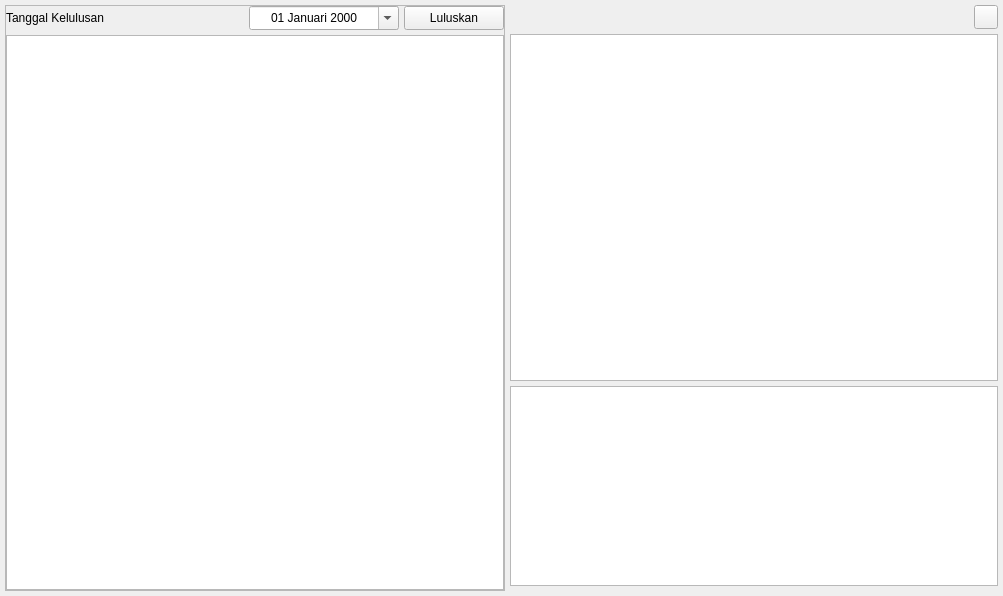
Above: ui/sources/page_kelulusan.ui from asjach/db_app before the change. Below: the same form after it.
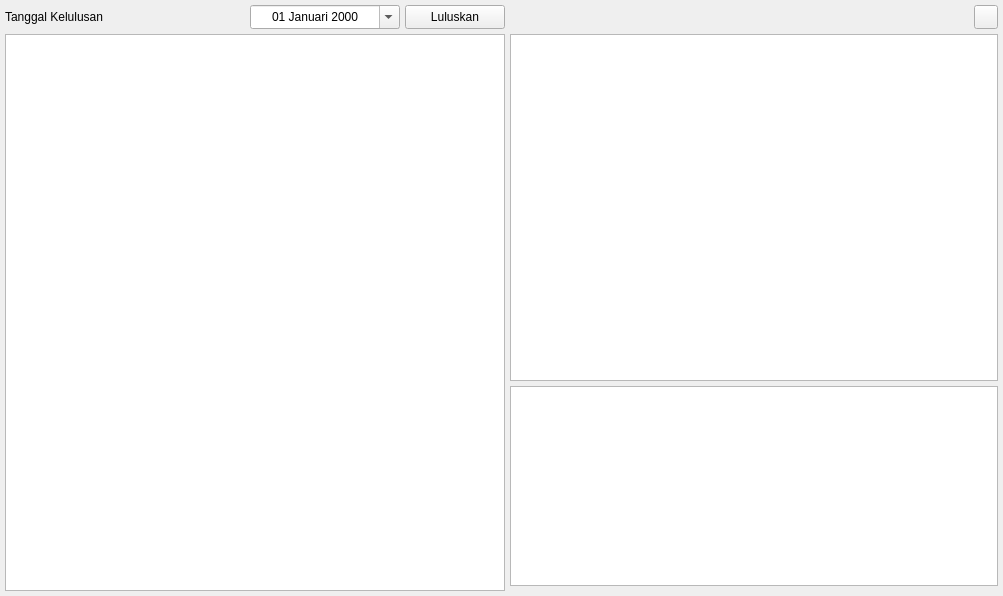
That is the form after the change.

```diff
--- a/ui/sources/page_kelulusan.ui
+++ b/ui/sources/page_kelulusan.ui
@@ -29,102 +29,6 @@
    <property name="spacing">
     <number>5</number>
    </property>
-   <item row="0" column="0" rowspan="2">
-    <widget class="QFrame" name="frame_kiri">
-     <property name="minimumSize">
-      <size>
-       <width>500</width>
-       <height>0</height>
-      </size>
-     </property>
-     <property name="maximumSize">
-      <size>
-       <width>500</width>
-       <height>16777215</height>
-      </size>
-     </property>
-     <property name="frameShape">
-      <enum>QFrame::StyledPanel</enum>
-     </property>
-     <property name="frameShadow">
-      <enum>QFrame::Raised</enum>
-     </property>
-     <layout class="QGridLayout" name="gridLayout_2">
-      <property name="leftMargin">
-       <number>0</number>
-      </property>
-      <property name="topMargin">
-       <number>0</number>
-      </property>
-      <property name="rightMargin">
-       <number>0</number>
-      </property>
-      <property name="bottomMargin">
-       <number>0</number>
-      </property>
-      <property name="spacing">
-       <number>5</number>
-      </property>
-      <item row="0" column="0">
-       <widget class="QLabel" name="label">
-        <property name="text">
-         <string>Tanggal Kelulusan</string>
-        </property>
-       </widget>
-      </item>
-      <item row="0" column="2">
-       <widget class="QPushButton" name="btn_luluskan">
-        <property name="minimumSize">
-         <size>
-          <width>100</width>
-          <height>24</height>
-         </size>
-        </property>
-        <property name="maximumSize">
-         <size>
-          <width>100</width>
-          <height>24</height>
-         </size>
-        </property>
-        <property name="text">
-         <string>Luluskan</string>
-        </property>
-       </widget>
-      </item>
-      <item row="1" column="0" colspan="3">
-       <widget class="QTableWidget" name="tbl_list_siswa"/>
-      </item>
-      <item row="0" column="1">
-       <widget class="QDateEdit" name="date_tgl_lulus">
-        <property name="minimumSize">
-         <size>
-          <width>150</width>
-          <height>24</height>
-         </size>
-        </property>
-        <property name="maximumSize">
-         <size>
-          <width>150</width>
-          <height>16777215</height>
-         </size>
-        </property>
-        <property name="locale">
-         <locale language="Indonesian" country="Indonesia"/>
-        </property>
-        <property name="alignment">
-         <set>Qt::AlignCenter</set>
-        </property>
-        <property name="displayFormat">
-         <string>dd MMMM yyyy</string>
-        </property>
-        <property name="calendarPopup">
-         <bool>true</bool>
-        </property>
-       </widget>
-      </item>
-     </layout>
-    </widget>
-   </item>
    <item row="0" column="1">
     <widget class="QWidget" name="widget" native="true">
      <layout class="QGridLayout" name="gridLayout_3">
@@ -206,6 +110,96 @@
      </layout>
     </widget>
    </item>
+   <item row="0" column="0" rowspan="2">
+    <widget class="QWidget" name="widget_kiri" native="true">
+     <property name="minimumSize">
+      <size>
+       <width>500</width>
+       <height>0</height>
+      </size>
+     </property>
+     <property name="maximumSize">
+      <size>
+       <width>500</width>
+       <height>16777215</height>
+      </size>
+     </property>
+     <layout class="QGridLayout" name="gridLayout_2">
+      <property name="leftMargin">
+       <number>0</number>
+      </property>
+      <property name="topMargin">
+       <number>0</number>
+      </property>
+      <property name="rightMargin">
+       <number>0</number>
+      </property>
+      <property name="bottomMargin">
+       <number>0</number>
+      </property>
+      <property name="spacing">
+       <number>5</number>
+      </property>
+      <item row="0" column="0">
+       <widget class="QLabel" name="label">
+        <property name="text">
+         <string>Tanggal Kelulusan</string>
+        </property>
+       </widget>
+      </item>
+      <item row="0" column="2">
+       <widget class="QPushButton" name="btn_luluskan">
+        <property name="minimumSize">
+         <size>
+          <width>100</width>
+          <height>24</height>
+         </size>
+        </property>
+        <property name="maximumSize">
+         <size>
+          <width>100</width>
+          <height>24</height>
+         </size>
+        </property>
+        <property name="text">
+         <string>Luluskan</string>
+        </property>
+       </widget>
+      </item>
+      <item row="1" column="0" colspan="3">
+       <widget class="QTableWidget" name="tbl_list_siswa"/>
+      </item>
+      <item row="0" column="1">
+       <widget class="QDateEdit" name="date_tgl_lulus">
+        <property name="minimumSize">
+         <size>
+          <width>150</width>
+          <height>24</height>
+         </size>
+        </property>
+        <property name="maximumSize">
+         <size>
+          <width>150</width>
+          <height>16777215</height>
+         </size>
+        </property>
+        <property name="locale">
+         <locale language="Indonesian" country="Indonesia"/>
+        </property>
+        <property name="alignment">
+         <set>Qt::AlignCenter</set>
+        </property>
+        <property name="displayFormat">
+         <string>dd MMMM yyyy</string>
+        </property>
+        <property name="calendarPopup">
+         <bool>true</bool>
+        </property>
+       </widget>
+      </item>
+     </layout>
+    </widget>
+   </item>
   </layout>
  </widget>
  <resources>
```
